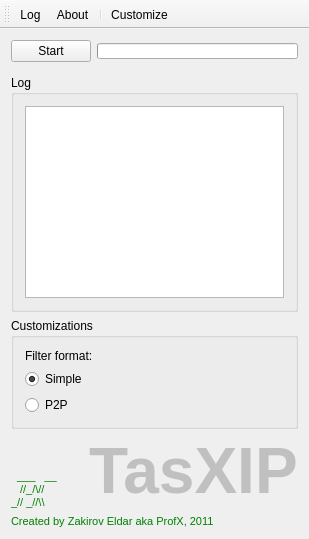
The window that src/tasxip/mainwindow.ui (unixod/tasxip) describes before a commit, drawn with Qt 5.
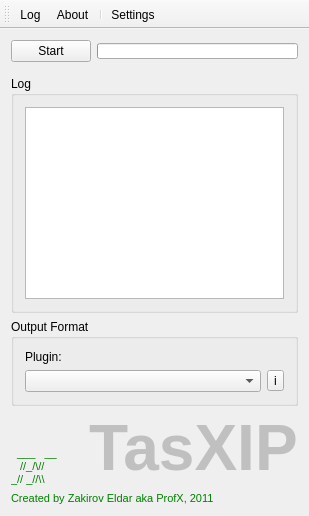
The same window after the commit.

Commit message: Added basic implementation of plugins usage in GUI

```diff
--- a/src/tasxip/mainwindow.ui
+++ b/src/tasxip/mainwindow.ui
@@ -7,7 +7,7 @@
     <x>0</x>
     <y>0</y>
     <width>309</width>
-    <height>539</height>
+    <height>516</height>
    </rect>
   </property>
   <property name="windowTitle">
@@ -68,58 +68,42 @@
      </widget>
     </item>
     <item>
-     <widget class="QGroupBox" name="gbCustomizations">
+     <widget class="QGroupBox" name="gbSettings">
       <property name="title">
-       <string>Customizations</string>
+       <string>Output Format</string>
       </property>
-      <layout class="QHBoxLayout" name="horizontalLayout_3">
+      <layout class="QVBoxLayout" name="verticalLayout_3">
        <item>
-        <layout class="QVBoxLayout" name="verticalLayout_3">
+        <widget class="QLabel" name="label">
+         <property name="text">
+          <string>Plugin:</string>
+         </property>
+        </widget>
+       </item>
+       <item>
+        <layout class="QHBoxLayout" name="horizontalLayout_3">
          <item>
-          <widget class="QLabel" name="label">
-           <property name="text">
-            <string>Filter format:</string>
+          <widget class="QComboBox" name="cmbPluginsNames">
+           <property name="sizePolicy">
+            <sizepolicy hsizetype="Expanding" vsizetype="Fixed">
+             <horstretch>0</horstretch>
+             <verstretch>0</verstretch>
+            </sizepolicy>
            </property>
-          </widget>
-         </item>
-         <item>
-          <widget class="QRadioButton" name="rbtnFmtSimple">
-           <property name="text">
-            <string>Simple</string>
-           </property>
-           <property name="checked">
+           <property name="duplicatesEnabled">
             <bool>true</bool>
            </property>
-           <attribute name="buttonGroup">
-            <string>bgrpFormats</string>
-           </attribute>
           </widget>
          </item>
          <item>
-          <widget class="QRadioButton" name="rbtnFmtP2P">
+          <widget class="QToolButton" name="tbtnPluginInfo">
            <property name="text">
-            <string>P2P</string>
+            <string>i</string>
            </property>
-           <attribute name="buttonGroup">
-            <string>bgrpFormats</string>
-           </attribute>
           </widget>
          </item>
         </layout>
        </item>
-       <item>
-        <spacer name="horizontalSpacer">
-         <property name="orientation">
-          <enum>Qt::Horizontal</enum>
-         </property>
-         <property name="sizeHint" stdset="0">
-          <size>
-           <width>163</width>
-           <height>20</height>
-          </size>
-         </property>
-        </spacer>
-       </item>
       </layout>
      </widget>
     </item>
@@ -190,7 +174,7 @@
    <addaction name="actionLog"/>
    <addaction name="actionAbout"/>
    <addaction name="separator"/>
-   <addaction name="actionCustomize"/>
+   <addaction name="actionSettings"/>
   </widget>
   <action name="actionLog">
    <property name="checkable">
@@ -211,12 +195,15 @@
     <string>About</string>
    </property>
   </action>
-  <action name="actionCustomize">
+  <action name="actionSettings">
    <property name="checkable">
     <bool>true</bool>
    </property>
    <property name="text">
-    <string>Customize</string>
+    <string>Settings</string>
+   </property>
+   <property name="toolTip">
+    <string>Settings</string>
    </property>
   </action>
  </widget>
```
Left out of the diff: 4 changed lines with no effect on the pictures. The commit also changes 9 other files.
